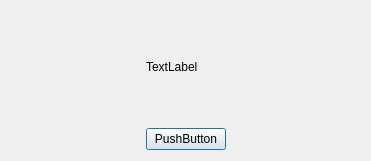
Before: the Qt Designer form QtClassClient/prompt.ui in ideallx/serveree, drawn with Qt 5.
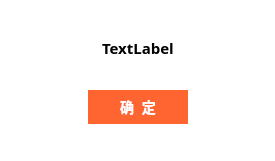
After: the same form once the commit is applied.

The edit to the form file:
```diff
--- a/QtClassClient/prompt.ui
+++ b/QtClassClient/prompt.ui
@@ -6,7 +6,7 @@
    <rect>
     <x>0</x>
     <y>0</y>
-    <width>371</width>
+    <width>275</width>
     <height>161</height>
    </rect>
   </property>
@@ -14,66 +14,146 @@
    <string>Dialog</string>
   </property>
   <property name="styleSheet">
-   <string notr="true">QPushButton {
-    background-color: red;
+   <string notr="true">QDialog {
+	background-color:white
+}
+
+QPushButton {
+    background-color: rgb(255, 101, 48);
     border-style: outset;
-    border-radius: 10px;
     font: bold 14px;
     padding: 6px;
 	color: white
 }
-
-QLabel {
-    font: bold 14px;
-}
-
-background-color:white
 </string>
   </property>
-  <layout class="QHBoxLayout" name="horizontalLayout">
+  <layout class="QVBoxLayout" name="verticalLayout">
    <item>
-    <spacer name="horizontalSpacer">
+    <spacer name="verticalSpacer">
      <property name="orientation">
-      <enum>Qt::Horizontal</enum>
+      <enum>Qt::Vertical</enum>
      </property>
      <property name="sizeHint" stdset="0">
       <size>
-       <width>121</width>
-       <height>20</height>
+       <width>20</width>
+       <height>21</height>
       </size>
      </property>
     </spacer>
    </item>
    <item>
-    <layout class="QVBoxLayout" name="verticalLayout">
+    <layout class="QHBoxLayout" name="horizontalLayout">
      <item>
-      <widget class="QLabel" name="label">
+      <spacer name="horizontalSpacer">
+       <property name="orientation">
+        <enum>Qt::Horizontal</enum>
+       </property>
+       <property name="sizeHint" stdset="0">
+        <size>
+         <width>118</width>
+         <height>17</height>
+        </size>
+       </property>
+      </spacer>
+     </item>
+     <item>
+      <widget class="QLabel" name="lbPrompt">
+       <property name="font">
+        <font>
+         <family>宋体</family>
+         <pointsize>11</pointsize>
+         <weight>75</weight>
+         <bold>true</bold>
+        </font>
+       </property>
        <property name="text">
         <string>TextLabel</string>
        </property>
       </widget>
      </item>
      <item>
-      <widget class="QPushButton" name="pushButton">
+      <spacer name="horizontalSpacer_2">
+       <property name="orientation">
+        <enum>Qt::Horizontal</enum>
+       </property>
+       <property name="sizeHint" stdset="0">
+        <size>
+         <width>117</width>
+         <height>17</height>
+        </size>
+       </property>
+      </spacer>
+     </item>
+    </layout>
+   </item>
+   <item>
+    <spacer name="verticalSpacer_2">
+     <property name="orientation">
+      <enum>Qt::Vertical</enum>
+     </property>
+     <property name="sizeHint" stdset="0">
+      <size>
+       <width>20</width>
+       <height>21</height>
+      </size>
+     </property>
+    </spacer>
+   </item>
+   <item>
+    <layout class="QHBoxLayout" name="horizontalLayout_2">
+     <item>
+      <spacer name="horizontalSpacer_3">
+       <property name="orientation">
+        <enum>Qt::Horizontal</enum>
+       </property>
+       <property name="sizeHint" stdset="0">
+        <size>
+         <width>40</width>
+         <height>20</height>
+        </size>
+       </property>
+      </spacer>
+     </item>
+     <item>
+      <widget class="QPushButton" name="pbConfirm">
+       <property name="minimumSize">
+        <size>
+         <width>100</width>
+         <height>0</height>
+        </size>
+       </property>
        <property name="styleSheet">
         <string notr="true"/>
        </property>
        <property name="text">
-        <string>PushButton</string>
+        <string>确  定</string>
        </property>
       </widget>
      </item>
+     <item>
+      <spacer name="horizontalSpacer_4">
+       <property name="orientation">
+        <enum>Qt::Horizontal</enum>
+       </property>
+       <property name="sizeHint" stdset="0">
+        <size>
+         <width>40</width>
+         <height>20</height>
+        </size>
+       </property>
+      </spacer>
+     </item>
     </layout>
    </item>
    <item>
-    <spacer name="horizontalSpacer_2">
+    <spacer name="verticalSpacer_3">
      <property name="orientation">
-      <enum>Qt::Horizontal</enum>
+      <enum>Qt::Vertical</enum>
      </property>
      <property name="sizeHint" stdset="0">
       <size>
-       <width>120</width>
-       <height>20</height>
+       <width>20</width>
+       <height>21</height>
       </size>
      </property>
     </spacer>
```
Left out of the diff: 19 changed lines with no effect on the pictures.
